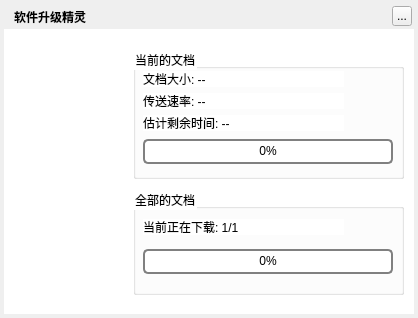
This is TTKModule/TTKWidget/musicUiKits/musicWidgetKits/musicsourceupdatewidget.ui in Greedysky/TTKMusicPlayer as Qt 5 draws it before an edit. The edited form follows.
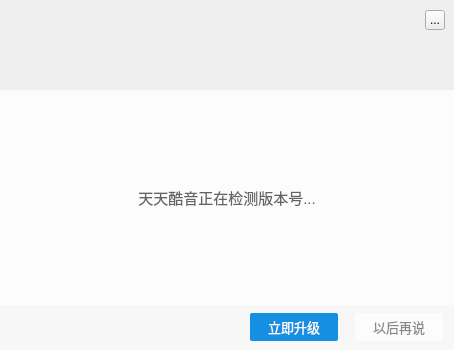
This is the edited form. The open tabs and pages were chosen to show the change. Icons and pictures are not drawn. Custom widgets are drawn as their Qt base class.

Patch:
```diff
--- a/TTKModule/TTKWidget/musicUiKits/musicWidgetKits/musicsourceupdatewidget.ui
+++ b/TTKModule/TTKWidget/musicUiKits/musicWidgetKits/musicsourceupdatewidget.ui
@@ -6,8 +6,8 @@
    <rect>
     <x>0</x>
     <y>0</y>
-    <width>418</width>
-    <height>318</height>
+    <width>454</width>
+    <height>350</height>
    </rect>
   </property>
   <property name="windowTitle">
@@ -16,43 +16,11 @@
   <property name="styleSheet">
    <string notr="true"/>
   </property>
-  <widget class="QLabel" name="background">
-   <property name="geometry">
-    <rect>
-     <x>4</x>
-     <y>4</y>
-     <width>410</width>
-     <height>310</height>
-    </rect>
-   </property>
-   <property name="styleSheet">
-    <string notr="true"/>
-   </property>
-   <property name="text">
-    <string/>
-   </property>
-  </widget>
-  <widget class="QLabel" name="topTitleName">
-   <property name="geometry">
-    <rect>
-     <x>14</x>
-     <y>4</y>
-     <width>231</width>
-     <height>25</height>
-    </rect>
-   </property>
-   <property name="styleSheet">
-    <string notr="true">color:&quot;#FFFFFF&quot;;font-weight:bold</string>
-   </property>
-   <property name="text">
-    <string>软件升级精灵</string>
-   </property>
-  </widget>
   <widget class="QToolButton" name="topTitleCloseButton">
    <property name="geometry">
     <rect>
-     <x>392</x>
-     <y>6</y>
+     <x>425</x>
+     <y>10</y>
      <width>20</width>
      <height>20</height>
     </rect>
@@ -61,46 +29,18 @@
     <string>...</string>
    </property>
   </widget>
-  <widget class="QWidget" name="backgroundMask" native="true">
-   <property name="geometry">
-    <rect>
-     <x>4</x>
-     <y>29</y>
-     <width>410</width>
-     <height>285</height>
-    </rect>
-   </property>
-   <property name="styleSheet">
-    <string notr="true">background:white;</string>
-   </property>
-   <widget class="QLabel" name="mainLabel">
-    <property name="geometry">
-     <rect>
-      <x>10</x>
-      <y>10</y>
-      <width>110</width>
-      <height>265</height>
-     </rect>
-    </property>
-    <property name="text">
-     <string/>
-    </property>
-    <property name="pixmap">
-     <pixmap resource="../../../../TTKUi/MusicPlayer.qrc">:/toolSets/lb_upgradeMain</pixmap>
-    </property>
-    <property name="scaledContents">
-     <bool>true</bool>
-    </property>
-   </widget>
    <widget class="QStackedWidget" name="stackedWidget">
     <property name="geometry">
      <rect>
-      <x>119</x>
-      <y>10</y>
-      <width>281</width>
-      <height>265</height>
-     </rect>
-    </property>
+     <x>0</x>
+     <y>90</y>
+     <width>454</width>
+     <height>260</height>
+    </rect>
+   </property>
+   <property name="styleSheet">
+    <string notr="true">background:#FCFCFC;</string>
+   </property>
     <property name="currentIndex">
      <number>0</number>
     </property>
@@ -108,9 +48,9 @@
      <widget class="QLabel" name="titleLable_F">
       <property name="geometry">
        <rect>
-        <x>10</x>
+       <x>0</x>
         <y>0</y>
-        <width>270</width>
+       <width>454</width>
         <height>215</height>
        </rect>
       </property>
@@ -143,68 +83,88 @@
      <widget class="QPushButton" name="upgradeButton">
       <property name="geometry">
        <rect>
-        <x>200</x>
-        <y>230</y>
-        <width>75</width>
-        <height>25</height>
+       <x>250</x>
+       <y>223</y>
+       <width>88</width>
+       <height>28</height>
        </rect>
       </property>
       <property name="cursor">
        <cursorShape>PointingHandCursor</cursorShape>
       </property>
       <property name="styleSheet">
-       <string notr="true">QPushButton{border-radius:5px;background-color:#158FE1;color:white;font-size:13px;font-weight:bold;}</string>
+      <string notr="true">QPushButton{border-radius:2px;background-color:#158FE1;color:white;font-size:13px;}</string>
       </property>
       <property name="text">
-       <string>更新</string>
-      </property>
-     </widget>
-     <widget class="MusicClickedLabel" name="upgradeFailedLabel">
+      <string>立即升级</string>
+     </property>
+    </widget>
+    <widget class="QPushButton" name="cancelButton">
       <property name="geometry">
        <rect>
-        <x>45</x>
-        <y>233</y>
-        <width>75</width>
-        <height>20</height>
+       <x>355</x>
+       <y>223</y>
+       <width>88</width>
+       <height>28</height>
        </rect>
       </property>
       <property name="cursor">
        <cursorShape>PointingHandCursor</cursorShape>
       </property>
+     <property name="styleSheet">
+      <string notr="true">QPushButton{border-radius:2px;background-color:#FCFCFC;color:#888888;font-size:13px;}</string>
+     </property>
       <property name="text">
-       <string>&lt;font color=#0000FF&gt;&lt;u&gt;升级失败?&lt;/u&gt;&lt;/font&gt;</string>
-      </property>
-     </widget>
+      <string>以后再说</string>
+     </property>
+    </widget>
+    <widget class="QLabel" name="label">
+     <property name="geometry">
+      <rect>
+       <x>0</x>
+       <y>215</y>
+       <width>454</width>
+       <height>45</height>
+      </rect>
+     </property>
+     <property name="styleSheet">
+      <string notr="true">background:#F7F7F7;</string>
+     </property>
+     <property name="text">
+      <string/>
+     </property>
     </widget>
-    <widget class="QWidget" name="page2">
+    <zorder>label</zorder>
+    <zorder>titleLable</zorder>
+    <zorder>upgradeButton</zorder>
+    <zorder>cancelButton</zorder>
+   </widget>
+   <widget class="QWidget" name="second">
      <property name="styleSheet">
-      <string notr="true">QProgressBar {
-    border: 2px solid grey;
-    border-radius: 5px;
-}
-
-QProgressBar::chunk {
-    background-color: #05B8CC;
-}</string>
-     </property>
-     <widget class="QGroupBox" name="groupBox">
+     <string notr="true"/>
+    </property>
+    <widget class="QLabel" name="timeLabel">
       <property name="geometry">
        <rect>
-        <x>10</x>
-        <y>10</y>
-        <width>271</width>
-        <height>130</height>
-       </rect>
-      </property>
-      <property name="title">
-       <string>当前的文档</string>
-      </property>
+       <x>20</x>
+       <y>125</y>
+       <width>201</width>
+       <height>16</height>
+      </rect>
+     </property>
+     <property name="styleSheet">
+      <string notr="true">color:rgb(100, 100, 100);</string>
+     </property>
+     <property name="text">
+      <string>估计剩余时间: --</string>
+     </property>
+    </widget>
       <widget class="QProgressBar" name="downProgressBar">
        <property name="geometry">
         <rect>
-         <x>10</x>
-         <y>90</y>
-         <width>250</width>
+       <x>20</x>
+       <y>160</y>
+       <width>415</width>
          <height>25</height>
         </rect>
        </property>
@@ -218,12 +178,15 @@
       <widget class="QLabel" name="fileSizeLabel">
        <property name="geometry">
         <rect>
-         <x>10</x>
-         <y>22</y>
+       <x>20</x>
+       <y>60</y>
          <width>201</width>
          <height>16</height>
         </rect>
        </property>
+     <property name="styleSheet">
+      <string notr="true">color:rgb(100, 100, 100);</string>
+     </property>
        <property name="text">
         <string>文档大小: --</string>
        </property>
@@ -231,88 +194,40 @@
       <widget class="QLabel" name="speedLabel">
        <property name="geometry">
         <rect>
-         <x>10</x>
-         <y>44</y>
+       <x>20</x>
+       <y>95</y>
          <width>201</width>
          <height>16</height>
         </rect>
        </property>
+     <property name="styleSheet">
+      <string notr="true">color:rgb(100, 100, 100);</string>
+     </property>
        <property name="text">
         <string>传送速率: --</string>
        </property>
       </widget>
-      <widget class="QLabel" name="timeLabel">
-       <property name="geometry">
-        <rect>
-         <x>10</x>
-         <y>66</y>
-         <width>201</width>
-         <height>16</height>
-        </rect>
-       </property>
-       <property name="text">
-        <string>估计剩余时间: --</string>
-       </property>
-      </widget>
-     </widget>
-     <widget class="QGroupBox" name="groupBox2">
+   </widget>
+  </widget>
+  <widget class="QLabel" name="background">
       <property name="geometry">
        <rect>
-        <x>10</x>
-        <y>150</y>
-        <width>271</width>
-        <height>106</height>
-       </rect>
-      </property>
-      <property name="title">
-       <string>全部的文档</string>
-      </property>
-      <widget class="QProgressBar" name="downProgressBarAL">
-       <property name="geometry">
-        <rect>
-         <x>10</x>
-         <y>60</y>
-         <width>250</width>
-         <height>25</height>
-        </rect>
-       </property>
-       <property name="value">
-        <number>0</number>
-       </property>
-       <property name="alignment">
-        <set>Qt::AlignCenter</set>
-       </property>
-      </widget>
-      <widget class="QLabel" name="downloadingLabel">
-       <property name="geometry">
-        <rect>
-         <x>10</x>
-         <y>30</y>
-         <width>201</width>
-         <height>16</height>
-        </rect>
-       </property>
-       <property name="text">
-        <string>当前正在下载: 1/1</string>
-       </property>
-      </widget>
-     </widget>
-    </widget>
-   </widget>
-  </widget>
+     <x>0</x>
+     <y>0</y>
+     <width>454</width>
+     <height>90</height>
+    </rect>
+   </property>
+   <property name="pixmap">
+    <pixmap resource="../../../../TTKUi/MusicPlayer.qrc">:/toolSets/lb_upgradeMain</pixmap>
+   </property>
+  </widget>
+  <zorder>stackedWidget</zorder>
   <zorder>background</zorder>
   <zorder>backgroundMask</zorder>
   <zorder>topTitleName</zorder>
   <zorder>topTitleCloseButton</zorder>
  </widget>
- <customwidgets>
-  <customwidget>
-   <class>MusicClickedLabel</class>
-   <extends>QLabel</extends>
-   <header>musicclickedlabel.h</header>
-   <container>1</container>
-  </customwidget>
- </customwidgets>
  <resources>
   <include location="../../../../TTKUi/MusicPlayer.qrc"/>
  </resources>
```
Left out of the diff: 22 changed lines with no effect on the pictures. Lines whose indentation alone changed are shown as unchanged.
